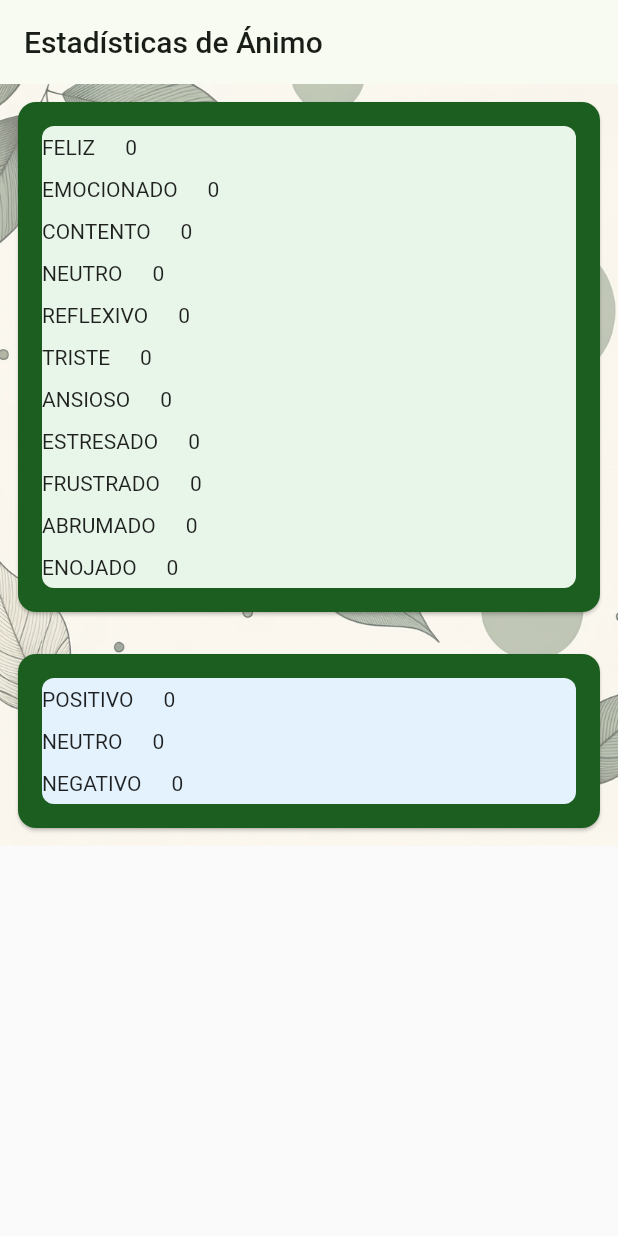
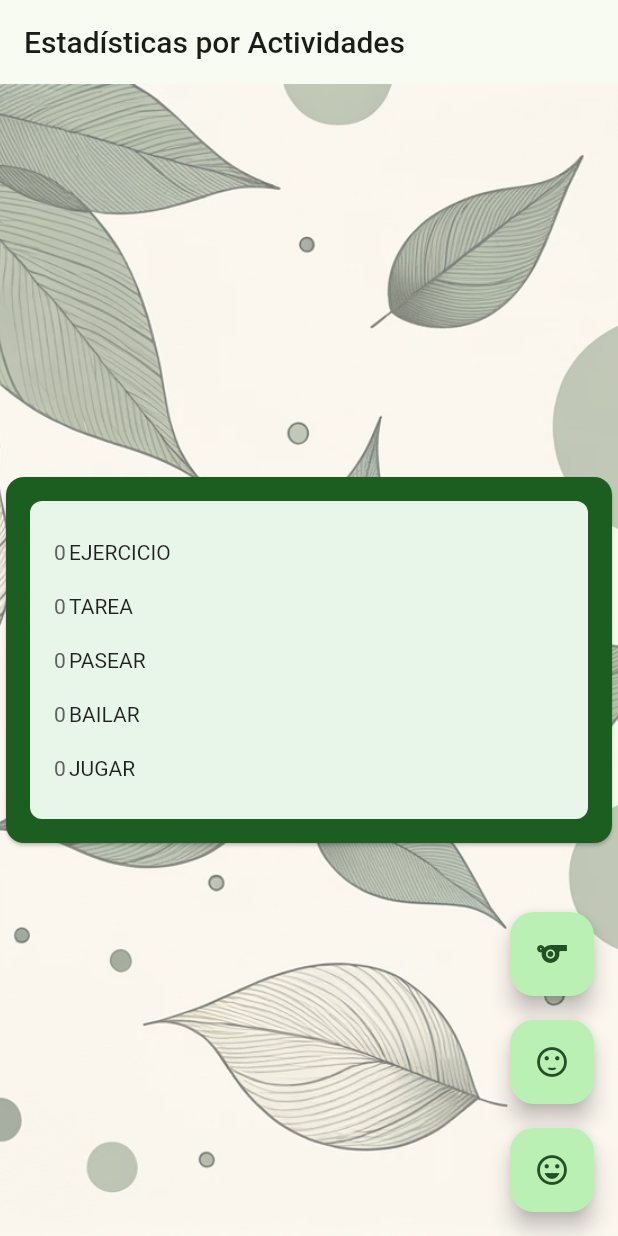
Before and after one commit to sabinelohnerv/Flutter-Mood-Journal, a Flutter app: the StatsScreen screen opened directly, on a phone screen of 412 x 824 dp. Run offline on Flutter 3.47's test engine with Material 2 defaults, Android fonts, the phone set to English and light mode, and no system bars; our stand-ins replace cloud_firestore, firebase_auth, firebase_core, firebase_storage, flutter_bloc, image_picker; accounts and stored records are empty; network calls fail.

Commit message:
modularizacion de la pantalla stats

```diff
--- a/lib/screens/tab_screens/stats.dart
+++ b/lib/screens/tab_screens/stats.dart
@@ -1,8 +1,7 @@
-
-import 'package:ether_ease/widgets/app_background.dart';
 import 'package:flutter/material.dart';
-import 'package:cloud_firestore/cloud_firestore.dart';
-import 'package:firebase_auth/firebase_auth.dart';
+import 'statswidgets/activity_stats.dart';
+import 'statswidgets/emotion_bytype_stats.dart';
+import 'statswidgets/emotion_stats.dart';
 
 class StatsScreen extends StatefulWidget {
   const StatsScreen({super.key});
@@ -14,181 +13,68 @@ class StatsScreen extends StatefulWidget {
 }
 
 class _StatsScreenState extends State<StatsScreen> {
-  final _entriesCollection = FirebaseFirestore.instance.collection('entries');
-  final Map<String, int> emotionCounts = {
-    'feliz': 0,
-    'emocionado': 0,
-    'contento': 0,
-    'neutro': 0,
-    'reflexivo': 0,
-    'triste': 0,
-    'ansioso': 0,
-    'estresado': 0,
-    'frustrado': 0,
-    'abrumado': 0,
-    'enojado': 0,
-  };
-
-  // Contadores para las categorías de emociones
-  Map<String, int> categoryCounts = {
-    'positivo': 0,
-    'neutro': 0,
-    'negativo': 0,
-  };
-
-  // Mapeo de emociones a categorías
-  Map<String, String> emotionToCategory = {
-    'feliz': 'positivo',
-    'emocionado': 'positivo',
-    'contento': 'positivo',
-    'neutro': 'neutro',
-    'triste': 'negativo',
-    'ansioso': 'negativo',
-    'estresado': 'negativo',
-    'frustrado': 'negativo',
-    'abrumado': 'negativo',
-    'enojado': 'negativo',
-  };
+  late Widget _currentStatsWidget;
+  late String _appBarTitle;
 
   @override
   void initState() {
     super.initState();
-    _fetchEmotionData();
+    _currentStatsWidget = ActivityStatsScreen();
+    _appBarTitle = 'Estadísticas por Actividades';
   }
 
-  _fetchEmotionData() async {
-    final user = FirebaseAuth.instance.currentUser!;
-    final snapshots =
-        await _entriesCollection.where('user', isEqualTo: user.uid).get();
-
-    // Resetear los contadores
-    emotionCounts.forEach((key, value) {
-      emotionCounts[key] = 0;
+  void updateAppBarTitle(String newTitle) {
+    setState(() {
+      _appBarTitle = newTitle;
     });
-    categoryCounts.forEach((key, value) {
-      categoryCounts[key] = 0;
-    });
-
-    for (var doc in snapshots.docs) {
-      final data = doc.data();
-      final emotion = data['emotion'] as String?;
-      if (emotion != null) {
-        emotionCounts[emotion] = (emotionCounts[emotion] ?? 0) + 1;
-
-        // Determinar la categoría de la emoción y actualizar el contador
-        final category = emotionToCategory[emotion];
-        if (category != null) {
-          categoryCounts[category] = (categoryCounts[category] ?? 0) + 1;
-        }
-      }
-    }
-
-    setState(() {});
   }
 
   @override
   Widget build(BuildContext context) {
-    final totalEmotions = emotionCounts.values.fold(0, (prev, count) => prev + count);
-    final screenWidth = MediaQuery.of(context).size.width;
-    final barMaxWidth = screenWidth * 0.75; // El ancho máximo para las barras
-    final Color barColor = Colors.green.shade400; // Color definido para las barras
-    Widget buildStatBar(String label, int count, Color color) {
-      final barWidth = (count / totalEmotions) * barMaxWidth;
-      return Padding(
-        padding: const EdgeInsets.symmetric(vertical: 4.0),
-        child: Row(
-          children: [
-            Text(label.toUpperCase()),
-            const SizedBox(width: 10),
-            Container(
-              height: 20,
-              width: barWidth.isNaN ? 0.0 : barWidth,
-              color: color,
-            ),
-            const SizedBox(width: 10),
-            Text('$count'),
-          ],
-        ),
-      );
-    }
-
-    List<Widget> buildCategoryStats() {
-      List<Widget> stats = [];
-      categoryCounts.forEach((category, count) {
-        Color color;
-        switch (category) {
-          case 'positivo':
-            color = Colors.blue;
-            break;
-          case 'neutro':
-            color = Colors.amber;
-            break;
-          case 'negativo':
-            color = Colors.red;
-            break;
-          default:
-            color = Colors.grey;
-        }
-        stats.add(buildStatBar(category, count, color));
-      });
-      return stats;
-    }
-     return Scaffold(
-    appBar: AppBar(
-      title: Text('Estadísticas de Ánimo'),
-    ),
-    body: SingleChildScrollView(
-    child: Stack(
-      children: [
-        const AppBackground(imagePath: 'assets/images/app_background.png'),
-        Padding( // Agregar padding para dar espacio al contenido
-            padding: const EdgeInsets.all(8.0),
-          child: Column(
-            mainAxisAlignment: MainAxisAlignment.center,
-            children: [
-              Card(
-                color: Colors.green.shade900,
-                child: Padding(
-                  padding: const EdgeInsets.all(16.0),
-                  child: Container(
-                    width: screenWidth * 0.92,
-                    decoration: BoxDecoration(
-                      borderRadius: BorderRadius.circular(8),
-                      color: Colors.green.shade50,
-                    ),
-                    child: Column(
-                      crossAxisAlignment: CrossAxisAlignment.start,
-                      children: emotionCounts.entries.map((entry) {
-                        return buildStatBar(entry.key, entry.value, barColor);
-                      }).toList(),
-                    ),
-                  ),
-                ),
-              ),
-              SizedBox(height: 20), // Espacio entre las tarjetas
-              Card(
-                color: Colors.green.shade900,
-                child: Padding(
-                  padding: const EdgeInsets.all(16.0),
-                  child: Container(
-                    width: screenWidth * 0.92,
-                    decoration: BoxDecoration(
-                      borderRadius: BorderRadius.circular(8),
-                      color: Colors.blue.shade50,
-                    ),
-                    child: Column(
-                      crossAxisAlignment: CrossAxisAlignment.start,
-                      children: buildCategoryStats(),
-                      ),
-                    ),
-                  ),
-                ),
-              ],
-            ),
+    return Scaffold(
+      appBar: AppBar(
+        title: Text(_appBarTitle),
+      ),
+      body: Center(
+        child: _currentStatsWidget,
+      ),
+      floatingActionButton: Column(
+        mainAxisAlignment: MainAxisAlignment.end,
+        children: [
+          FloatingActionButton(
+            onPressed: () {
+              setState(() {
+                _currentStatsWidget = ActivityStatsScreen();
+                updateAppBarTitle('Estadísticas por Actvidades');
+              });
+            },
+            child: Icon(Icons.sports),
+            tooltip: 'Estadísticas de Actividad',
+          ),
+          SizedBox(height: 16),
+          FloatingActionButton(
+            onPressed: () {
+              setState(() {
+                _currentStatsWidget = EmotionByTypeStatsScreen();
+                updateAppBarTitle('Estadísticas por Tipos de Emociones');
+              });
+            },
+            child: Icon(Icons.sentiment_satisfied),
+            tooltip: 'Estadísticas por Tipos de Emociones',
+          ),
+          SizedBox(height: 16),
+          FloatingActionButton(
+            onPressed: () {
+              setState(() {
+                _currentStatsWidget = EmotionStatsScreen();
+                updateAppBarTitle('Estadísticas por Emociones');
+              });
+            },
+            child: Icon(Icons.sentiment_very_satisfied),
+            tooltip: 'Estadísticas de Emociones',
           ),
         ],
-      )
-     )
-   );
+      ),
+    );
   }
 }
--- /dev/null
+++ b/lib/screens/tab_screens/statswidgets/activity_stats.dart
@@ -0,0 +1,121 @@
+import 'package:ether_ease/widgets/app_background.dart';
+import 'package:flutter/material.dart';
+import 'package:cloud_firestore/cloud_firestore.dart';
+import 'package:firebase_auth/firebase_auth.dart';
+
+class ActivityStatsScreen extends StatefulWidget {
+  const ActivityStatsScreen({super.key});
+
+  @override
+  State<StatefulWidget> createState() {
+    return _ActivityStatsScreenState();
+  }
+}
+
+class _ActivityStatsScreenState extends State<ActivityStatsScreen> {
+  final _entriesCollection = FirebaseFirestore.instance.collection('entries');
+  final Map<String, int> activityCounts = {
+    "ejercicio": 0,
+    "tarea": 0,
+    "pasear": 0,
+    "bailar": 0,
+    "jugar": 0
+  };
+
+  @override
+  void initState() {
+    super.initState();
+    _fetchActivityData();
+  }
+
+  _fetchActivityData() async {
+    final user = FirebaseAuth.instance.currentUser!;
+    final snapshots =
+        await _entriesCollection.where('user', isEqualTo: user.uid).get();
+
+    for (var doc in snapshots.docs) {
+      final data = doc.data();
+      final activity = data['activity'] as String?;
+
+      if (activity != null && activityCounts.containsKey(activity)) {
+        activityCounts[activity] = activityCounts[activity]! + 1;
+      }
+    }
+    setState(() {});
+  }
+
+  @override
+  Widget build(BuildContext context) {
+    final totalActivitys = activityCounts.values.reduce((a, b) => a + b);
+    final barColor = Colors.green.shade400;
+    double screenWidth = MediaQuery.of(context).size.width;
+    double maxBarWidth = screenWidth * 0.55;
+    int maxCount = activityCounts.values.reduce((a, b) => a > b ? a : b);
+
+    return Stack(
+      children: [
+        const AppBackground(imagePath: 'assets/images/app_background.png'),
+        Center(
+          child: Card(
+            color: Colors.green.shade900,
+            child: Padding(
+              padding: const EdgeInsets.all(6.0),
+              child: Container(
+                margin: const EdgeInsets.all(10),
+                width: screenWidth * 0.92,
+                decoration: BoxDecoration(
+                  borderRadius: BorderRadius.circular(8),
+                  color: Colors.green.shade50,
+                ),
+                child: Padding(
+                  padding: const EdgeInsets.all(16.0),
+                  child: Column(
+                    crossAxisAlignment: CrossAxisAlignment.start,
+                    mainAxisSize: MainAxisSize.min,
+                    children: activityCounts.entries.map((entry) {
+                      final activity = entry.key;
+                      final count = entry.value;
+
+                      final barWidth = totalActivitys == 0
+                          ? 0
+                          : (count / maxCount) * maxBarWidth;
+
+                      return Padding(
+                        padding: const EdgeInsets.symmetric(vertical: 8.0),
+                        child: Row(
+                          mainAxisAlignment: MainAxisAlignment.start,
+                          children: [
+                            Container(
+                              height: 20,
+                              width: barWidth.toDouble(),
+                              color: barColor,
+                              child: Align(
+                                alignment: Alignment.centerRight,
+                                child: Padding(
+                                  padding: const EdgeInsets.only(right: 4.0),
+                                  child: Text(
+                                    entry.value.toString(),
+                                    style:
+                                        TextStyle(color: Colors.grey.shade700),
+                                  ),
+                                ),
+                              ),
+                            ),
+                            const SizedBox(
+                              width: 10,
+                            ),
+                            Text(activity.toUpperCase()),
+                          ],
+                        ),
+                      );
+                    }).toList(),
+                  ),
+                ),
+              ),
+            ),
+          ),
+        ),
+      ],
+    );
+  }
+}
```
Also changed, not shown: lib/screens/tab_screens/statswidgets/emotion_bytype_stats.dart (added, +136 -0 lines), lib/screens/tab_screens/statswidgets/emotion_stats.dart (added, +127 -0 lines).
